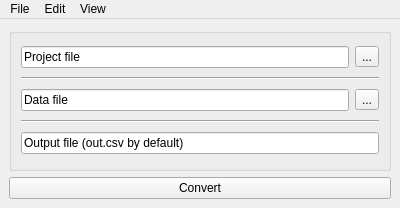
OSUDSL/pydre, file gui/mainwindow.ui: the form before one commit.
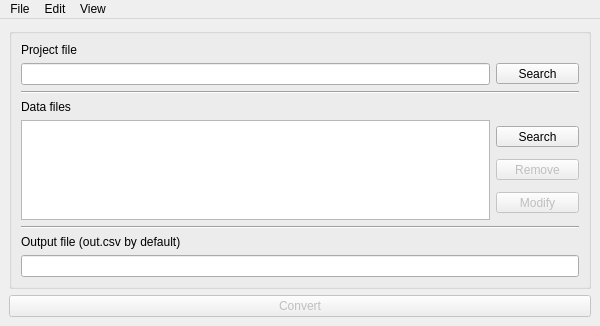
The form after the commit.

Commit message: Added multiple data file functionality

Patch:
```diff
--- a/gui/mainwindow.ui
+++ b/gui/mainwindow.ui
@@ -6,8 +6,8 @@
    <rect>
     <x>0</x>
     <y>0</y>
-    <width>400</width>
-    <height>208</height>
+    <width>600</width>
+    <height>326</height>
    </rect>
   </property>
   <property name="minimumSize">
@@ -39,19 +39,25 @@
        <string/>
       </property>
       <layout class="QVBoxLayout" name="verticalLayout_4">
+       <item>
+        <widget class="QLabel" name="label_2">
+         <property name="text">
+          <string>Project file</string>
+         </property>
+        </widget>
+       </item>
        <item>
         <layout class="QHBoxLayout" name="horizontalLayout_8">
          <item>
-          <widget class="QLineEdit" name="pfile_inp">
-           <property name="text">
-            <string>Project file</string>
-           </property>
-          </widget>
+          <widget class="QLineEdit" name="pfile_inp"/>
          </item>
          <item>
           <widget class="QToolButton" name="pfile_btn">
+           <property name="styleSheet">
+            <string notr="true">width: 75%;</string>
+           </property>
            <property name="text">
-            <string>...</string>
+            <string>Search</string>
            </property>
           </widget>
          </item>
@@ -64,21 +70,57 @@
          </property>
         </widget>
        </item>
+       <item>
+        <widget class="QLabel" name="label_3">
+         <property name="text">
+          <string>Data files</string>
+         </property>
+        </widget>
+       </item>
        <item>
         <layout class="QHBoxLayout" name="horizontalLayout_7">
          <item>
-          <widget class="QLineEdit" name="dfile_inp">
-           <property name="text">
-            <string>Data file</string>
-           </property>
-          </widget>
+          <widget class="QListWidget" name="dfile_inp"/>
          </item>
          <item>
-          <widget class="QToolButton" name="dfile_btn">
-           <property name="text">
-            <string>...</string>
-           </property>
-          </widget>
+          <layout class="QVBoxLayout" name="verticalLayout_2">
+           <item>
+            <widget class="QToolButton" name="dfile_btn">
+             <property name="styleSheet">
+              <string notr="true">width: 75%;</string>
+             </property>
+             <property name="text">
+              <string>Search</string>
+             </property>
+            </widget>
+           </item>
+           <item>
+            <widget class="QToolButton" name="remove_btn">
+             <property name="enabled">
+              <bool>false</bool>
+             </property>
+             <property name="styleSheet">
+              <string notr="true">width: 75%;</string>
+             </property>
+             <property name="text">
+              <string>Remove</string>
+             </property>
+            </widget>
+           </item>
+           <item>
+            <widget class="QToolButton" name="modify_btn">
+             <property name="enabled">
+              <bool>false</bool>
+             </property>
+             <property name="styleSheet">
+              <string notr="true">width: 75%;</string>
+             </property>
+             <property name="text">
+              <string>Modify</string>
+             </property>
+            </widget>
+           </item>
+          </layout>
          </item>
         </layout>
        </item>
@@ -90,17 +132,30 @@
         </widget>
        </item>
        <item>
-        <widget class="QLineEdit" name="ofile_inp">
+        <widget class="QLabel" name="label">
          <property name="text">
           <string>Output file (out.csv by default)</string>
          </property>
         </widget>
        </item>
+       <item>
+        <widget class="QLineEdit" name="ofile_inp">
+         <property name="enabled">
+          <bool>true</bool>
+         </property>
+         <property name="text">
+          <string/>
+         </property>
+        </widget>
+       </item>
       </layout>
      </widget>
     </item>
     <item>
      <widget class="QPushButton" name="convert_btn">
+      <property name="enabled">
+       <bool>false</bool>
+      </property>
       <property name="text">
        <string>Convert</string>
       </property>
@@ -113,7 +168,7 @@
     <rect>
      <x>0</x>
      <y>0</y>
-     <width>400</width>
+     <width>600</width>
      <height>21</height>
     </rect>
    </property>
```
The commit also changes 1 other file.
